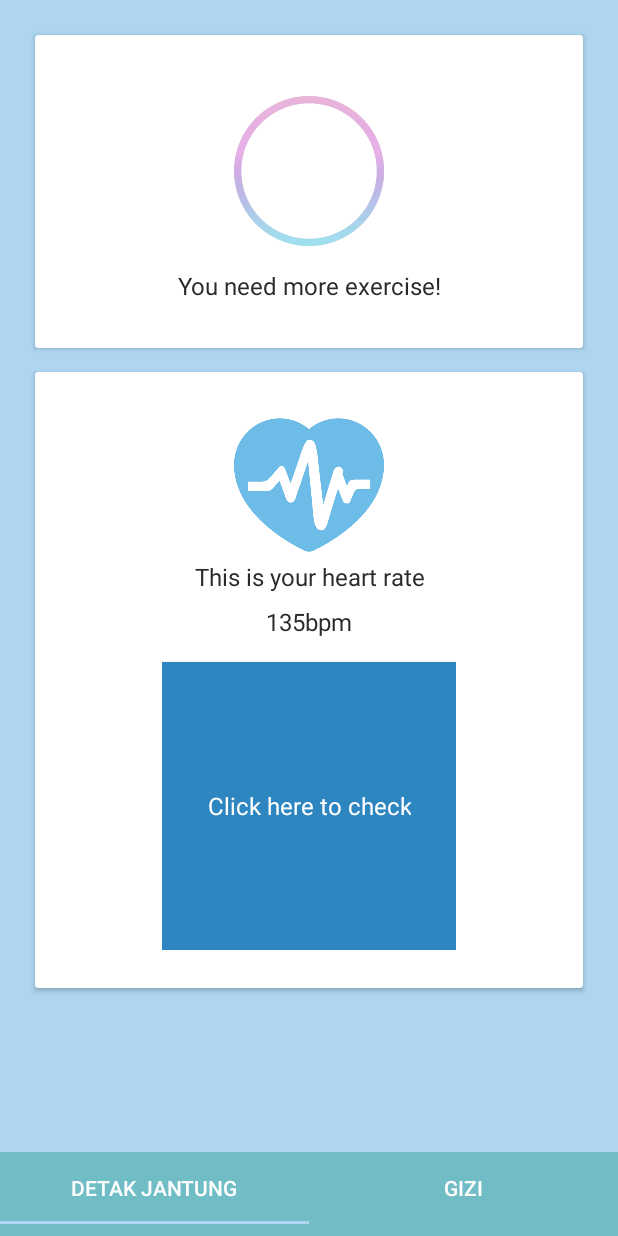
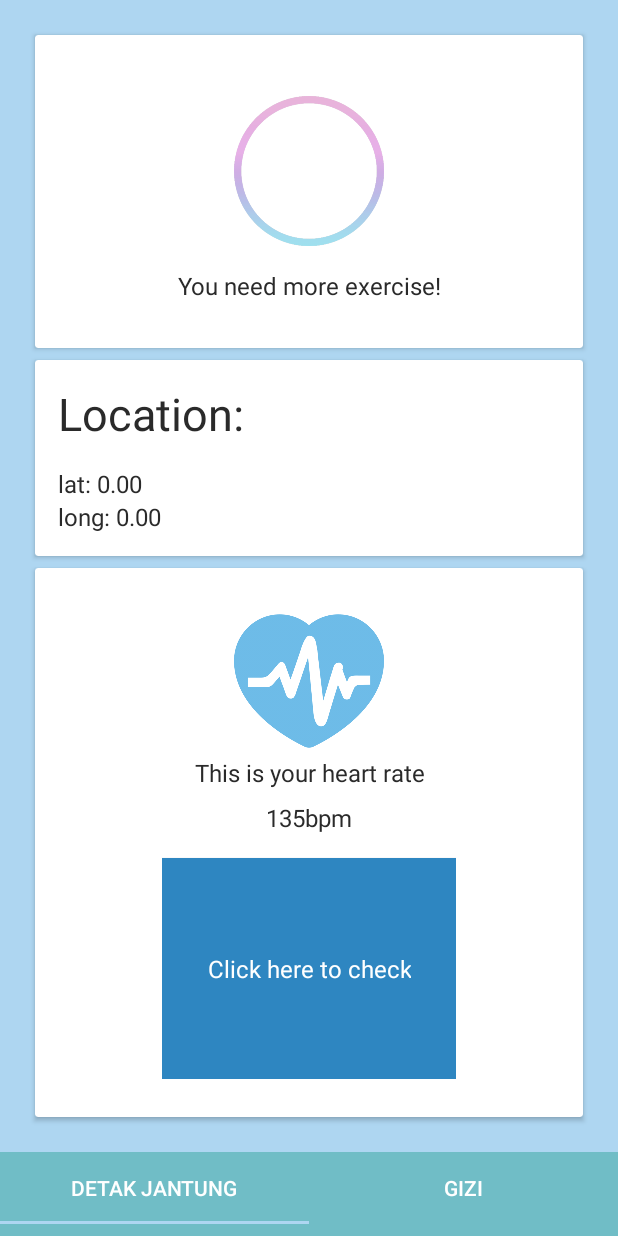
Before and after one commit to beli-ppl/android, an Android app: the HealthFragment screen opened directly, with no data from a screen before it, on a phone screen of 412 x 824 dp. Run offline under Robolectric (Android 15) with nearby library versions, the phone set to English and light mode, and no system bars; libraries missing offline, so code that uses them is left out: com.budiyev.android; 1 statement that could not run was skipped.

Commit message:
Finish google location service

```diff
--- a/app/build.gradle
+++ b/app/build.gradle
@@ -27,12 +27,14 @@ dependencies {
     implementation 'uk.co.chrisjenx:calligraphy:2.3.0'
     implementation 'com.android.support:design:28.0.0'
     implementation 'com.google.android.gms:play-services-auth:16.0.1'
+    implementation "com.google.android.gms:play-services-location:15.0.1"
     implementation 'com.android.support:cardview-v7:28.0.0'
     implementation 'com.squareup.retrofit2:retrofit:2.3.0'
     implementation 'com.squareup.retrofit2:converter-gson:2.3.0'
     implementation 'com.jakewharton.picasso:picasso2-okhttp3-downloader:1.1.0'
     implementation 'com.budiyev.android:circular-progress-bar:1.2.2'
     implementation 'com.google.firebase:firebase-core:16.0.6'
+
     testImplementation 'junit:junit:4.12'
     androidTestImplementation 'com.android.support.test:runner:1.0.2'
     androidTestImplementation 'com.android.support.test.espresso:espresso-core:3.0.2'
--- a/app/src/main/AndroidManifest.xml
+++ b/app/src/main/AndroidManifest.xml
@@ -21,5 +21,7 @@
         </activity>
 
     </application>
+    <uses-permission android:name="android.permission.ACCESS_FINE_LOCATION" />
+    <uses-permission android:name="android.permission.ACCESS_COARSE_LOCATION"/>
     <uses-permission android:name="android.permission.INTERNET" />
 </manifest>
--- a/app/src/main/java/com/example/beli/ui/homepage/GiziFragment.java
+++ b/app/src/main/java/com/example/beli/ui/homepage/GiziFragment.java
@@ -24,7 +24,6 @@ import java.util.Objects;
  * A simple {@link Fragment} subclass.
  */
 public class GiziFragment extends Fragment implements SensorEventListener {
-
     private SensorManager sensorManager;
     private CircularProgressBar progressBar;
     private TextView counter;
--- a/app/src/main/java/com/example/beli/ui/homepage/HealthFragment.java
+++ b/app/src/main/java/com/example/beli/ui/homepage/HealthFragment.java
@@ -1,15 +1,37 @@
 package com.example.beli.ui.homepage;
 
+import android.Manifest;
+import android.app.Activity;
+import android.content.pm.PackageManager;
+import android.location.Location;
 import android.os.Bundle;
+import android.support.v4.app.ActivityCompat;
 import android.support.v4.app.Fragment;
+import android.support.v4.content.ContextCompat;
+import android.util.Log;
 import android.view.LayoutInflater;
 import android.view.View;
 import android.view.ViewGroup;
 import android.widget.Button;
+import android.widget.TextView;
 
 import com.example.beli.R;
+import com.google.android.gms.location.FusedLocationProviderClient;
+import com.google.android.gms.location.LocationServices;
+import com.google.android.gms.tasks.OnSuccessListener;
+
+import org.w3c.dom.Text;
 
 public class HealthFragment extends Fragment {
+
+    private TextView textLat;
+    private TextView textLong;
+
+    private static final int MY_PERMISSIONS_ACCESS_COARSE_LOCATION = 123;
+    private static String TAG = "Health-Fragment";
+
+    private FusedLocationProviderClient fusedLocationClient;
+
     public HealthFragment() {
         // Required empty public constructor
     }
@@ -18,6 +40,57 @@ public class HealthFragment extends Fragment {
     public View onCreateView(LayoutInflater inflater, ViewGroup container,
                              Bundle savedInstanceState) {
         // Inflate the layout for this fragment
-        return inflater.inflate(R.layout.fragment_health, container, false);
+
+        fusedLocationClient = LocationServices.getFusedLocationProviderClient(getActivity());
+
+        View view = inflater.inflate(R.layout.fragment_health, container, false);
+
+        textLat = (TextView) view.findViewById(R.id.location_lat);
+        textLong = (TextView) view.findViewById(R.id.location_long);
+
+        if (ContextCompat.checkSelfPermission(getActivity(), Manifest.permission.ACCESS_COARSE_LOCATION) != PackageManager.PERMISSION_GRANTED) {
+            ActivityCompat.requestPermissions(getActivity(),
+                    new String[]{Manifest.permission.ACCESS_COARSE_LOCATION}, MY_PERMISSIONS_ACCESS_COARSE_LOCATION);
+        } else {
+            fusedLocationClient.getLastLocation()
+                    .addOnSuccessListener(getActivity(), new OnSuccessListener<Location>() {
+                        @Override
+                        public void onSuccess(Location location) {
+                            if (location != null) {
+                                textLat.setText("lat: " + Double.toString(location.getAltitude()));
+                                textLong.setText("long: " + Double.toString(location.getLongitude()));
+                            }
+                        }
+                    });
+        }
+
+        return view;
+    }
+
+    @Override
+    public void onRequestPermissionsResult(int requestCode,
+                                           String permissions[], int[] grantResults) {
+        switch (requestCode) {
+            case MY_PERMISSIONS_ACCESS_COARSE_LOCATION: {
+                // If request is cancelled, the result arrays are empty.
+                if (grantResults.length > 0
+                        && grantResults[0] == PackageManager.PERMISSION_GRANTED) {
+
+                    if (ActivityCompat.checkSelfPermission(getActivity(), Manifest.permission.ACCESS_FINE_LOCATION) == PackageManager.PERMISSION_GRANTED || ActivityCompat.checkSelfPermission(getActivity(), Manifest.permission.ACCESS_COARSE_LOCATION) == PackageManager.PERMISSION_GRANTED) {
+                        fusedLocationClient.getLastLocation()
+                                .addOnSuccessListener(getActivity(), new OnSuccessListener<Location>() {
+                                    @Override
+                                    public void onSuccess(Location location) {
+                                        if (location != null) {
+                                            Log.d(TAG, location.toString());
+                                        }
+                                    }
+                                });
+                    }
+                } else {
+                }
+                return;
+            }
+        }
     }
 }
--- a/app/src/main/res/layout/fragment_health.xml
+++ b/app/src/main/res/layout/fragment_health.xml
@@ -42,6 +42,41 @@
                 style="@style/TextAppearance.AppCompat.Subhead" />
 
         </RelativeLayout>
+    </android.support.v7.widget.CardView>
+
+    <android.support.v7.widget.CardView
+        android:layout_width="match_parent"
+        android:layout_height="wrap_content"
+        android:layout_marginLeft="8dp"
+        android:layout_marginRight="8dp">
+
+        <LinearLayout
+            android:layout_width="match_parent"
+            android:layout_height="wrap_content"
+            android:orientation="vertical"
+            android:padding="15dp">
+
+            <TextView
+                android:layout_width="wrap_content"
+                android:layout_height="wrap_content"
+                android:text="Location:"
+                android:textSize="30dp"
+                android:layout_marginBottom="15dp"/>
+
+            <TextView
+                android:id="@+id/location_lat"
+                android:layout_width="wrap_content"
+                android:layout_height="wrap_content"
+                android:text="lat: 0.00"/>
+
+            <TextView
+                android:id="@+id/location_long"
+                android:layout_width="wrap_content"
+                android:layout_height="wrap_content"
+                android:text="long: 0.00"/>
+
+        </LinearLayout>
+
     </android.support.v7.widget.CardView>
 
     <android.support.v7.widget.CardView
```
